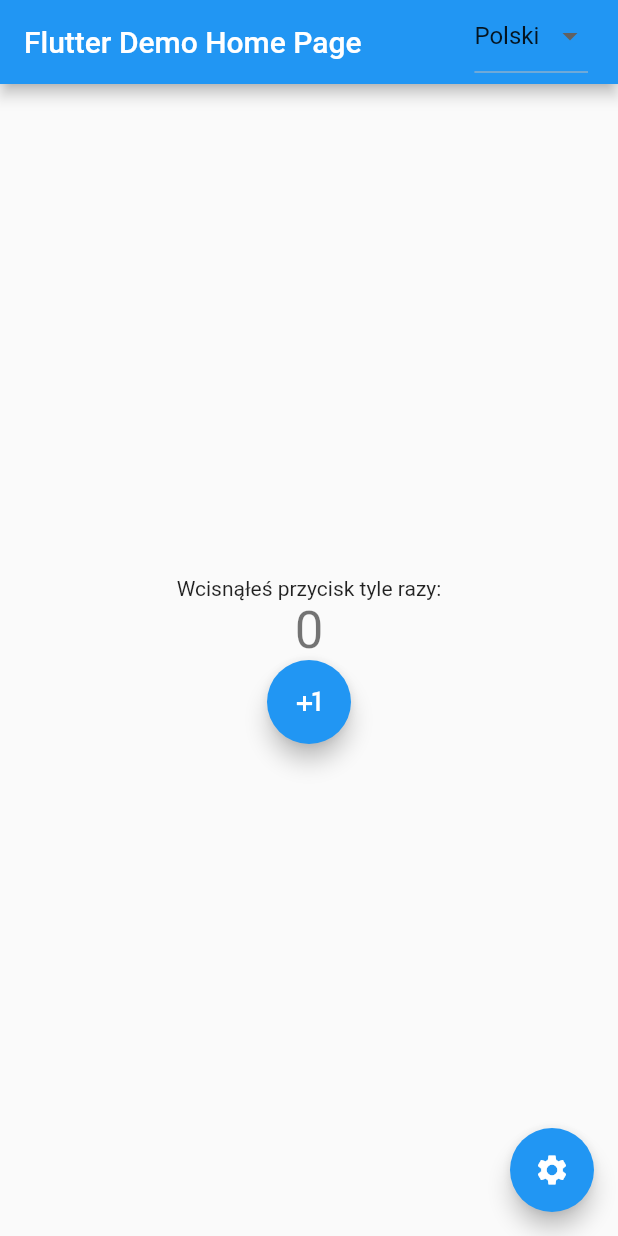
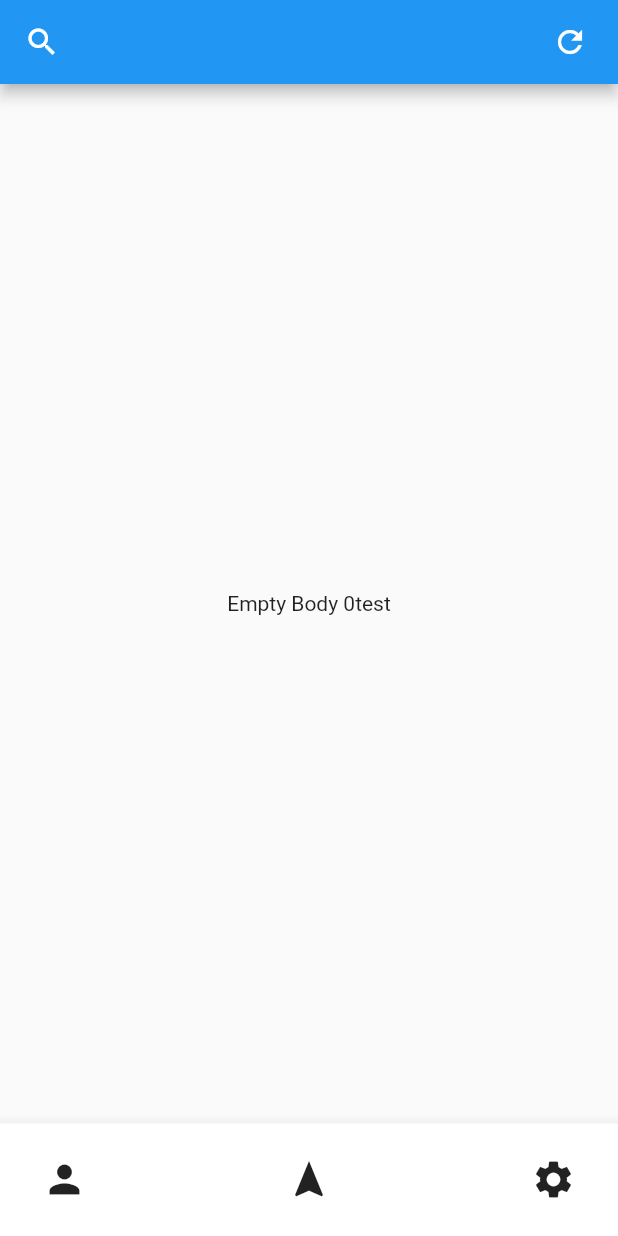
Before and after one commit to PatrykWysocki5140/fueler, a Flutter app: the screen it shows after launch, on a phone screen of 412 x 824 dp. Run offline on Flutter 3.47's test engine with Material 2 defaults, Android fonts, the phone set to English and light mode, and no system bars; our stand-ins replace font_awesome_flutter, shared_preferences; generated files the repository leaves out were written again.

Commit message:
mainpage - bottom app bar + app bar

```diff
--- a/lib/main.dart
+++ b/lib/main.dart
@@ -3,6 +3,7 @@ import 'package:flutter_gen/gen_l10n/app_localizations.dart';
 import 'package:flutter_localizations/flutter_localizations.dart';
 import 'package:fueler/notifiers/LanguageNotifier.dart';
 import 'package:fueler/notifiers/ThemeNotifier.dart';
+import 'package:fueler/pages/main-page.dart';
 import 'package:fueler/widgets/language-switcher.dart';
 import 'package:fueler/widgets/theme_mode.dart';
 import 'package:provider/provider.dart';
@@ -18,8 +19,6 @@ void main() async {
 }
 
 class MyApp extends StatelessWidget {
-  //const MyApp({Key? key}) : super(key: key);
-
   @override
   Widget build(BuildContext context) {
     NightMode usertheme = Provider.of<NightMode>(context);
@@ -37,10 +36,30 @@ class MyApp extends StatelessWidget {
                 languages.languages.entries.map((e) => Locale(e.key)),
             locale: Locale(languages.language.key),
             home: child ?? const SizedBox.shrink()),
-        child: const MyHomePage(title: 'Flutter Demo Home Page'));
+        child: const MyHomePage(title: ''));
+  }
+}
+///////////////////////////////////////////////////////////////////////////
+
+class MyHomePage extends StatefulWidget {
+  const MyHomePage({Key? key, required this.title}) : super(key: key);
+
+  final String title;
+
+  @override
+  State<MyHomePage> createState() => _MyHomePageState();
+}
+
+class _MyHomePageState extends State<MyHomePage> {
+  @override
+  Widget build(BuildContext context) {
+    return Scaffold(
+      body: MainPage(),
+    );
   }
 }
 
+/*
 class MyHomePage extends StatefulWidget {
   const MyHomePage({Key? key, required this.title}) : super(key: key);
 
@@ -83,7 +102,11 @@ class _MyHomePageState extends State<MyHomePage> {
             ////
             FloatingActionButton(
               heroTag: "btn1",
-              onPressed: _incrementCounter,
+              onPressed: // _incrementCounter
+                  () {
+                Navigator.push(context,
+                    MaterialPageRoute(builder: (context) => MainPage()));
+              },
               tooltip: 'Increment',
               child: const Icon(Icons.plus_one),
             )
@@ -104,3 +127,4 @@ class _MyHomePageState extends State<MyHomePage> {
     );
   }
 }
+*/
--- /dev/null
+++ b/lib/pages/main-page.dart
@@ -0,0 +1,103 @@
+import 'package:flutter/material.dart';
+import 'package:fueler/widgets/theme_mode.dart';
+
+import '../widgets/language-switcher.dart';
+
+class MainPage extends StatefulWidget {
+  const MainPage({Key? key}) : super(key: key);
+
+  @override
+  _MainPage createState() => _MainPage();
+}
+
+class _MainPage extends State<MainPage> {
+  PageController _myPage = PageController(initialPage: 0);
+  @override
+  Widget build(BuildContext context) {
+    return Scaffold(
+      floatingActionButtonLocation: FloatingActionButtonLocation.centerDocked,
+      appBar: AppBar(
+        title: Text(""),
+        leading: GestureDetector(
+          onTap: () {},
+          child: Icon(Icons.search),
+        ),
+        actions: <Widget>[
+          Padding(
+              padding: EdgeInsets.only(right: 20.0),
+              child: GestureDetector(
+                onTap: () {},
+                child: Icon(Icons.refresh),
+              )),
+        ],
+      ),
+      bottomNavigationBar: BottomAppBar(
+        shape: CircularNotchedRectangle(),
+        child: Container(
+          height: 75,
+          child: Row(
+            mainAxisSize: MainAxisSize.max,
+            mainAxisAlignment: MainAxisAlignment.spaceBetween,
+            children: <Widget>[
+              IconButton(
+                iconSize: 30.0,
+                padding: EdgeInsets.only(left: 28.0, right: 28.0),
+                icon: Icon(Icons.person),
+                onPressed: () {
+                  setState(() {
+                    _myPage.jumpToPage(0);
+                  });
+                },
+              ),
+              IconButton(
+                iconSize: 30.0,
+                padding: EdgeInsets.only(left: 28.0, right: 28.0),
+                icon: Icon(Icons.navigation),
+                onPressed: () {
+                  setState(() {
+                    _myPage.jumpToPage(1);
+                  });
+                },
+              ),
+              IconButton(
+                iconSize: 30.0,
+                padding: EdgeInsets.only(left: 28.0, right: 28.0),
+                icon: Icon(Icons.settings),
+                onPressed: () {
+                  setState(() {
+                    _myPage.jumpToPage(2);
+                  });
+                },
+              ),
+            ],
+          ),
+        ),
+      ),
+      body: PageView(
+        controller: _myPage,
+        onPageChanged: (int) {
+          print('Page Changes to index $int');
+        },
+        children: <Widget>[
+          Center(
+            child: Container(
+              child: Text('Empty Body 0test'),
+            ),
+          ),
+          Center(
+            child: Container(
+              child: Text('Empty Body 1test'),
+            ),
+          ),
+          Center(
+            child: Container(
+              child: Settings(),
+            ),
+          ),
+        ],
+        physics:
+            NeverScrollableScrollPhysics(), // Comment this if you need to use Swipe.
+      ),
+    );
+  }
+}
```
